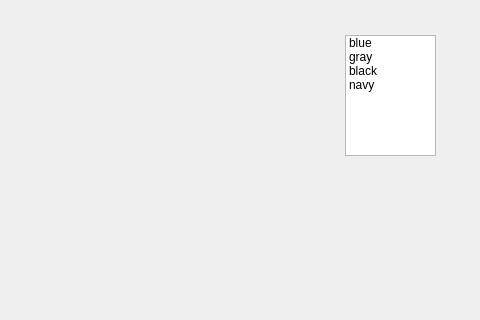
This is src/ui/logindialog.ui in leo-work/qt-client as Qt 5 draws it before an edit; both pictures show x 456 to 936 and y 0 to 320 of the 936 by 626 pixel window. The edited form follows.
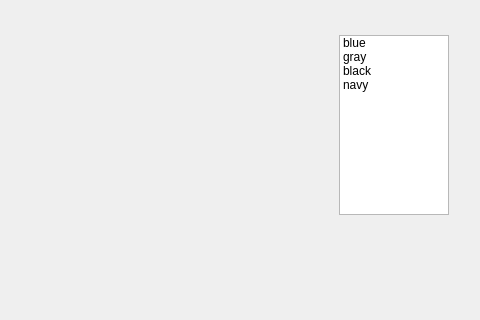
This is the edited form.

Commit message: 添加换肤设置

What changed in the file:
```diff
--- a/src/ui/logindialog.ui
+++ b/src/ui/logindialog.ui
@@ -290,14 +290,62 @@
       </item>
       <item row="0" column="1">
        <widget class="QWidget" name="widget_Theme" native="true">
+        <property name="sizePolicy">
+         <sizepolicy hsizetype="Preferred" vsizetype="Preferred">
+          <horstretch>0</horstretch>
+          <verstretch>0</verstretch>
+         </sizepolicy>
+        </property>
+        <layout class="QVBoxLayout" name="verticalLayout_2">
+         <property name="spacing">
+          <number>0</number>
+         </property>
+         <property name="leftMargin">
+          <number>0</number>
+         </property>
+         <property name="topMargin">
+          <number>0</number>
+         </property>
+         <property name="rightMargin">
+          <number>0</number>
+         </property>
+         <property name="bottomMargin">
+          <number>0</number>
+         </property>
+         <item alignment="Qt::AlignRight|Qt::AlignTop">
         <widget class="QListWidget" name="listWidget_Theme">
-         <property name="geometry">
-          <rect>
-           <x>600</x>
-           <y>0</y>
-           <width>91</width>
-           <height>121</height>
-          </rect>
+           <property name="sizePolicy">
+            <sizepolicy hsizetype="Fixed" vsizetype="Expanding">
+             <horstretch>0</horstretch>
+             <verstretch>0</verstretch>
+            </sizepolicy>
+           </property>
+           <property name="minimumSize">
+            <size>
+             <width>140</width>
+             <height>180</height>
+            </size>
+           </property>
+           <property name="maximumSize">
+            <size>
+             <width>140</width>
+             <height>180</height>
+            </size>
+           </property>
+           <property name="sizeIncrement">
+            <size>
+             <width>0</width>
+             <height>0</height>
+            </size>
+           </property>
+           <property name="baseSize">
+            <size>
+             <width>0</width>
+             <height>0</height>
+            </size>
+           </property>
+           <property name="styleSheet">
+            <string notr="true">margin-right:30px;</string>
          </property>
          <item>
           <property name="text">
@@ -320,6 +368,8 @@
           </property>
          </item>
         </widget>
+         </item>
+        </layout>
        </widget>
       </item>
      </layout>
```
Left out of the diff: 6 changed lines with no effect on the pictures. Lines whose indentation alone changed are shown as unchanged. The commit also changes 2 other files.
